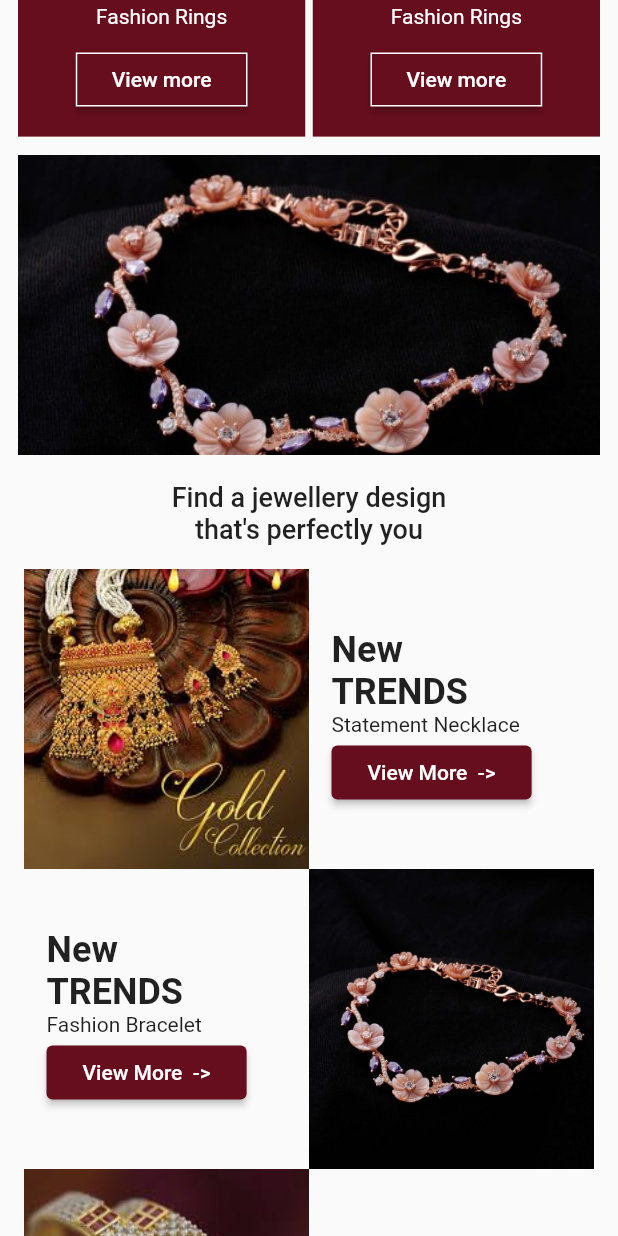
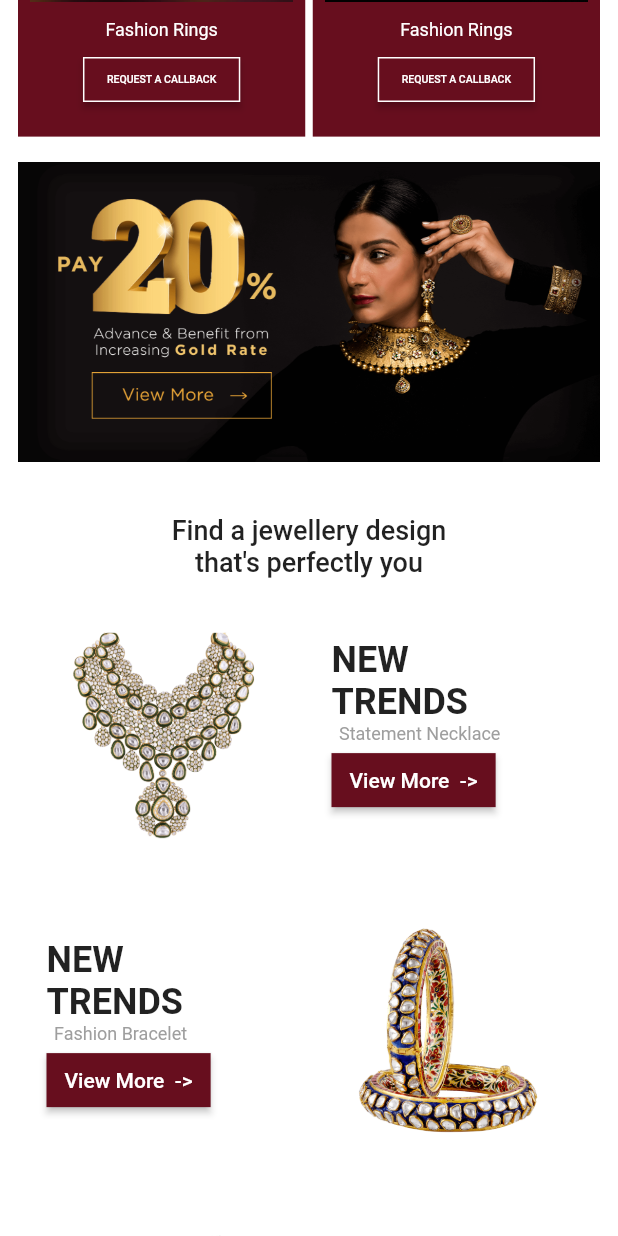
Before and after one commit to sumit2393/mj, a Flutter app: the Home screen opened directly, scrolled down 1152 dp, on a phone screen of 412 x 824 dp. Run offline on Flutter 3.47's test engine with Material 2 defaults, Android fonts, the phone set to English and light mode, and no system bars; our stand-ins replace carousel_slider.

Commit message:
add navigation

```diff
--- a/lib/Screen/Home.dart
+++ b/lib/Screen/Home.dart
@@ -1,43 +1,81 @@
 import 'package:flutter/material.dart';
 import 'package:carousel_slider/carousel_slider.dart';
+import './product.dart';
 
 class Home extends StatefulWidget {
   _HomeState createState() => _HomeState();
 }
 
 class _HomeState extends State<Home> {
+  int _currentPageIndex = 0;
+  var carousellist = [
+    {"image": "assets/images/Homepage/1.png", "name": "Necklace"},
+    {"image": "assets/images/Homepage/1.png", "name": "Earrings"},
+    {"image": "assets/images/Homepage/1.png", "name": "Bangles"},
+  ];
+
   var categorieslist = [
-    {"image": "assets/images/dummynecklace.jpeg", "name": "Necklace"},
+    {"image": "assets/images/Homepage/6.png", "name": "Necklace"},
     {"image": "assets/images/dummybrace.jpg", "name": "Earrings"},
     {"image": "assets/images/dummybangles.jpeg", "name": "Bangles"},
     {"image": "assets/images/dummybrace.jpg", "name": "Rings"},
   ];
 
   var newtrends = [
-    {"image": "assets/images/dummynecklace.jpeg", "name": "Statement Necklace"},
-    {"image": "assets/images/dummybrace.jpg", "name": "Fashion Bracelet"},
-    {"image": "assets/images/dummybangles.jpeg", "name": "Dengle earrings"},
+    {"image": "assets/images/Homepage/13.png", "name": "Statement Necklace"},
+    {"image": "assets/images/Homepage/12.png", "name": "Fashion Bracelet"},
+    {"image": "assets/images/Homepage/14.png", "name": "Dengle earrings"},
   ];
 
   Widget build(BuildContext context) {
     return Scaffold(
+      backgroundColor: Colors.white,
       body: ListView(children: <Widget>[
+        Stack(children: <Widget>[
           CarouselSlider.builder(
-            itemCount: categorieslist.length,
+              itemCount: carousellist.length,
               itemBuilder: (BuildContext context, int itemIndex) => Container(
                       child: Container(
                     decoration: BoxDecoration(
                         image: DecorationImage(
                             fit: BoxFit.cover,
                             image:
-                              AssetImage(categorieslist[itemIndex]["image"]))),
+                                AssetImage(carousellist[itemIndex]["image"]))),
                   )),
               options: CarouselOptions(
                 viewportFraction: 1.0,
                 // aspectRatio: 1.0,
                 height: 200,
                 autoPlay: true,
+                onPageChanged: (index, reason) {
+                  setState(() {
+                    _currentPageIndex = index;
+                  });
+                },
               )),
+          new Positioned(
+              left: 12,
+              bottom: 5,
+              child: Row(
+                mainAxisAlignment: MainAxisAlignment.center,
+                children: carousellist.map((url) {
+                  int index = carousellist.indexOf(url);
+                  return Container(
+                    width: _currentPageIndex == index ? 8.0 : 5.0,
+                    height: _currentPageIndex == index ? 8.0 : 5.0,
+                    margin:
+                        EdgeInsets.symmetric(vertical: 10.0, horizontal: 5.0),
+                    decoration: BoxDecoration(
+                      shape: BoxShape.circle,
+                      border: Border.all(color: Color(0xffebab40)),
+                      color: _currentPageIndex == index
+                          ? Colors.transparent
+                          : Color(0xffebab40),
+                    ),
+                  );
+                }).toList(),
+              ))
+        ]),
         Padding(
             padding: EdgeInsets.only(top: 18, bottom: 4),
             child: Text(
@@ -81,8 +119,9 @@ class _HomeState extends State<Home> {
                       decoration: BoxDecoration(
                           color: Colors.black,
                           image: DecorationImage(
+                              fit: BoxFit.cover,
                               image:
-                                  AssetImage("assets/images/dummybrace.jpg")))),
+                                  AssetImage("assets/images/Homepage/4.png")))),
                 ),
                 Expanded(
                     child: Column(
@@ -97,7 +136,7 @@ class _HomeState extends State<Home> {
                               image: DecorationImage(
                                   fit: BoxFit.cover,
                                   image: AssetImage(
-                                      "assets/images/dummynecklace.jpeg")))),
+                                      "assets/images/Homepage/2.png")))),
                       new SizedBox(
                         height: 5,
                       ),
@@ -109,7 +148,7 @@ class _HomeState extends State<Home> {
                               image: DecorationImage(
                                   fit: BoxFit.cover,
                                   image: AssetImage(
-                                      "assets/images/dummybangles.jpeg")))),
+                                      "assets/images/Homepage/3.png")))),
                     ]))
               ],
             )),
@@ -129,6 +168,7 @@ class _HomeState extends State<Home> {
                     child: Column(children: <Widget>[
                       Expanded(
                           child: Container(
+                              margin: EdgeInsets.only(top: 5),
                               decoration: BoxDecoration(
                                   image: DecorationImage(
                                       fit: BoxFit.cover,
@@ -136,45 +176,56 @@ class _HomeState extends State<Home> {
                                         e["image"],
                                       ))))),
                       Padding(
-                          padding: EdgeInsets.symmetric(vertical: 10),
+                          padding: EdgeInsets.only(top: 12, bottom: 2),
                           child: Text(
                             "Fashion Rings",
-                            style: TextStyle(color: Colors.white),
+                            style: TextStyle(color: Colors.white, fontSize: 12),
                           )),
-                      RaisedButton(
+                      ButtonTheme(
+                          minWidth: 100.0,
+                          height: 30.0,
+                          buttonColor: Theme.of(context).primaryColor,
+                          child: RaisedButton(
                               shape: RoundedRectangleBorder(
                                   side: BorderSide(color: Colors.white)),
-                        color: Theme.of(context).primaryColor,
+                              child: Text(
+                                "REQUEST A CALLBACK",
+                                style:
+                                    TextStyle(color: Colors.white, fontSize: 7),
+                              ),
                               onPressed: () {
-                          print("sas");
-                        },
-                        child: Text("View more"),
-                      )
+                                Navigator.of(context).push(MaterialPageRoute(
+                                    builder: (context) => ProduclList()));
+                                //print("request call");
+                              }))
                     ]),
                   ))
               .toList(),
         ),
         Container(
-            margin: EdgeInsets.only(left: 12, right: 12, bottom: 18),
+            margin: EdgeInsets.only(left: 12, right: 12, bottom: 35, top: 5),
             height: 200,
             decoration: BoxDecoration(
                 image: DecorationImage(
                     fit: BoxFit.cover,
-                    image: AssetImage("assets/images/dummybrace.jpg")))),
+                    image: AssetImage("assets/images/Homepage/5.png")))),
         Text(
           "Find a jewellery design" + "\n" + "that's perfectly you",
           textAlign: TextAlign.center,
           style: TextStyle(fontSize: 18, fontWeight: FontWeight.w500),
         ),
-        ListView.builder(
-            padding: EdgeInsets.all(16),
+        Container(
+            color: Colors.white,
+            child: ListView.builder(
+                padding: EdgeInsets.symmetric(horizontal: 16),
                 physics: NeverScrollableScrollPhysics(),
                 shrinkWrap: true,
                 itemCount: newtrends.length,
                 itemBuilder: (context, index) {
                   return Row(
-                  textDirection:
-                      (index % 2 == 0) ? TextDirection.ltr : TextDirection.rtl,
+                      textDirection: (index % 2 == 0)
+                          ? TextDirection.ltr
+                          : TextDirection.rtl,
                       children: <Widget>[
                         Expanded(
                             child: Container(
@@ -182,10 +233,12 @@ class _HomeState extends State<Home> {
                           decoration: BoxDecoration(
                               image: DecorationImage(
                                   fit: BoxFit.cover,
-                              image: AssetImage(newtrends[index]["image"]))),
+                                  image:
+                                      AssetImage(newtrends[index]["image"]))),
                         )),
                         Expanded(
                             child: Container(
+                          color: Colors.white,
                           margin: EdgeInsets.only(left: 15),
                           height: 200,
                           child: Column(
@@ -193,12 +246,23 @@ class _HomeState extends State<Home> {
                               crossAxisAlignment: CrossAxisAlignment.start,
                               children: <Widget>[
                                 Text(
-                              "New" + "\n" + "TRENDS",
+                                  "NEW" + "\n" + "TRENDS",
                                   style: TextStyle(
-                                  fontSize: 24, fontWeight: FontWeight.bold),
+                                      fontSize: 24,
+                                      fontWeight: FontWeight.bold),
                                 ),
-                            Text(newtrends[index]["name"]),
+                                Padding(
+                                    padding:
+                                        EdgeInsets.symmetric(horizontal: 5),
+                                    child: Text(
+                                      newtrends[index]["name"],
+                                      style: TextStyle(
+                                          fontSize: 12, color: Colors.grey),
+                                    )),
                                 RaisedButton(
+                                  padding: EdgeInsets.symmetric(horizontal: 12),
+                                  shape: RoundedRectangleBorder(
+                                      borderRadius: BorderRadius.zero),
                                   onPressed: () {
                                     print("view more");
                                   },
@@ -207,7 +271,7 @@ class _HomeState extends State<Home> {
                               ]),
                         ))
                       ]);
-            })
+                }))
       ]),
     );
   }
```
Also changed, not shown: lib/Screen/initialScreen.dart (+16 -2 lines), lib/Screen/product.dart (+49 -1 lines), lib/Screen/productdetail.dart (+19 -0 lines). Lines whose indentation alone changed are shown as unchanged.
